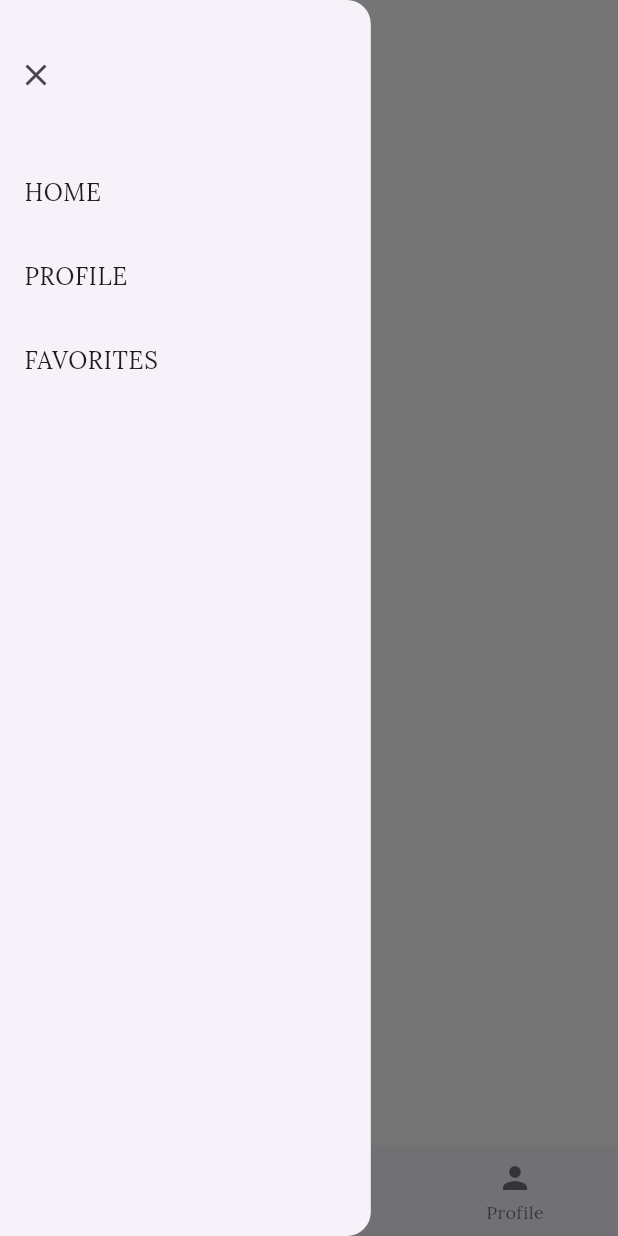
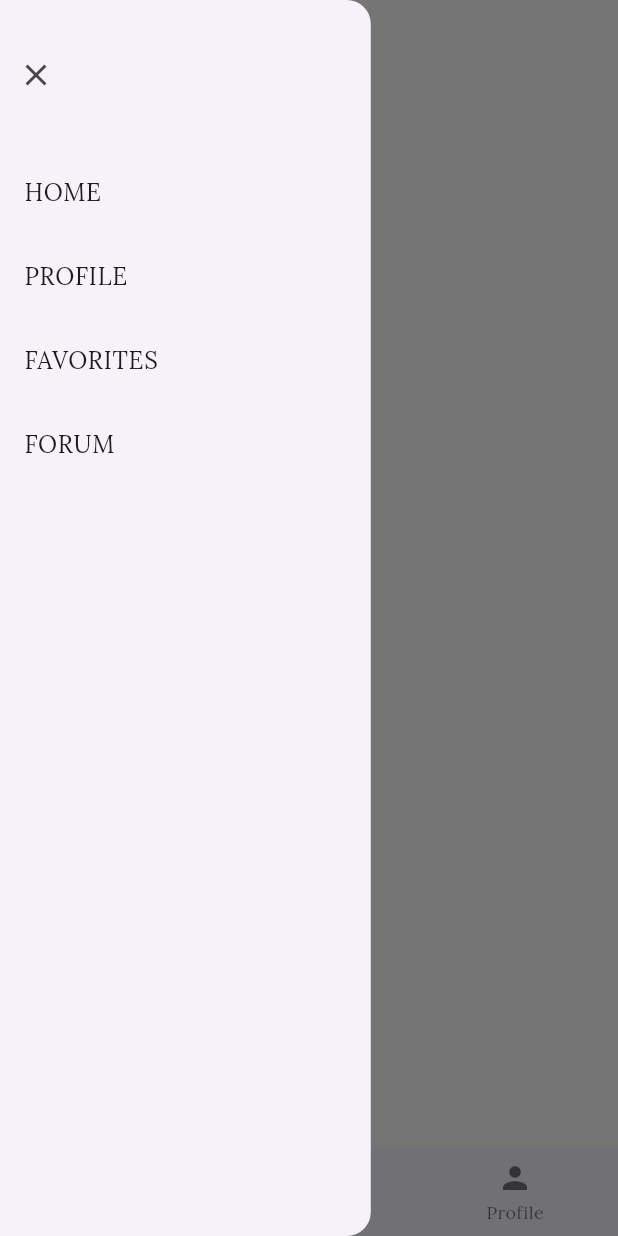
Before and after one commit to LaviniaSurubariu/smart_museum, a Flutter app: the HomeScreenPage screen opened by its route, with the side drawer open, on a phone screen of 412 x 824 dp. Run offline on Flutter 3.47's test engine with Material 3 defaults, Android fonts, the phone set to English and light mode, and no system bars; our stand-ins replace audioplayers, cloud_firestore, firebase_auth, firebase_core, firebase_storage, flutter_credit_card and 8 more; missing offline and left inert: mobile_scanner, redux_epics; accounts and stored records are empty.

Commit message:
add forum option to custom drawer

```diff
--- a/lib/presentation/utils/customDrawer.dart
+++ b/lib/presentation/utils/customDrawer.dart
@@ -54,6 +54,14 @@ class CustomDrawer extends StatelessWidget {
                 Navigator.pop(context);
                 Navigator.pushReplacementNamed(context, '/favoritesPage');
               },
+            ),ListTile(
+              title: const Text(
+                'FORUM',
+              ),
+              onTap: () {
+                Navigator.pop(context);
+                Navigator.pushReplacementNamed(context, '/forumPage');
+              },
             ),
           ],
         ),
```
